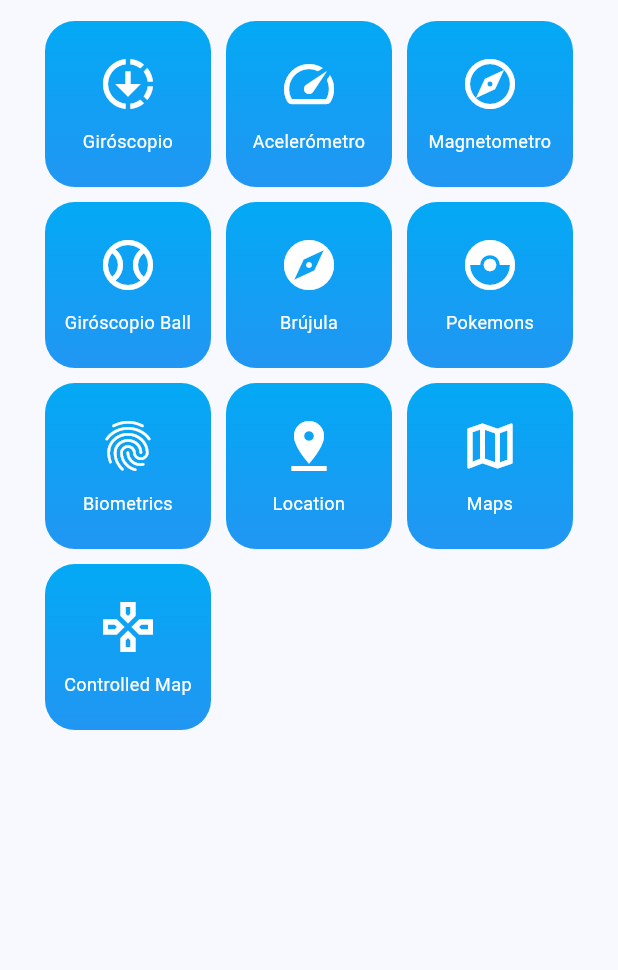
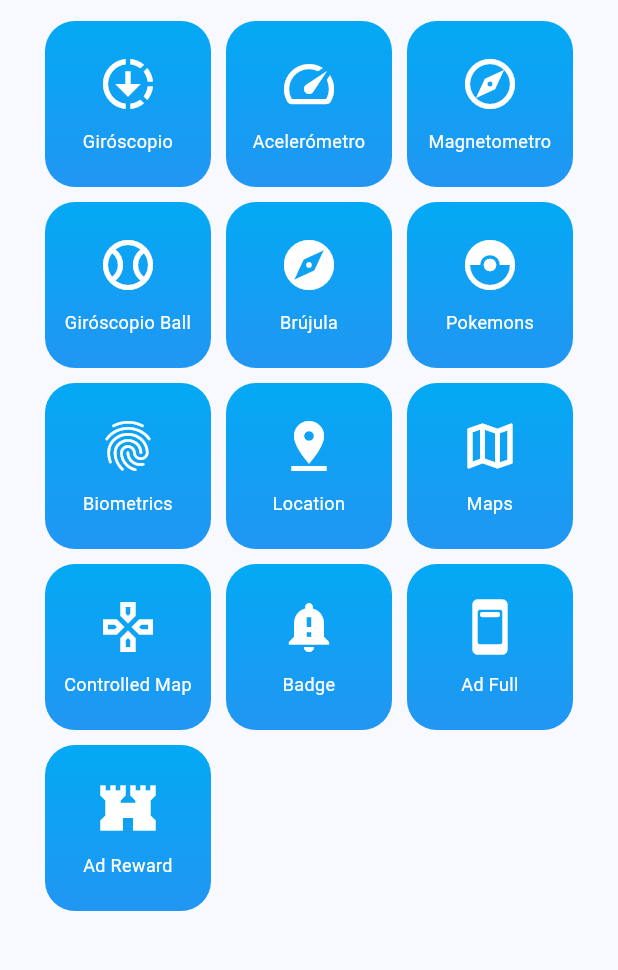
Before and after one commit to DanielDevHN/miscelaneos-flutter, a Flutter app: the screen it shows after launch, on a phone screen of 412 x 824 dp, the part 63-1033 px from its top. Run offline on Flutter 3.47's test engine with Material 2 defaults, Android fonts, the phone set to English and light mode, and no system bars; our stand-ins replace dio, flutter_compass, flutter_riverpod, geolocator, go_router, google_fonts and 8 more; missing offline and left inert: flutter_app_badger, quick_actions.

Commit message:
Add menu items to navigate to ad screens

```diff
--- a/lib/presentation/widgets/shared/main_menu.dart
+++ b/lib/presentation/widgets/shared/main_menu.dart
@@ -27,6 +27,13 @@ final menuItems = <MenuItem>[
   const MenuItem('Location', Icons.pin_drop, '/location'),
   const MenuItem('Maps', Icons.map_outlined, '/maps'),
   const MenuItem('Controlled Map', Icons.gamepad_outlined, '/controlled-map'),
+
+  //Badge
+  const MenuItem('Badge', Icons.notification_important, '/badge'),
+
+  //Ads
+  const MenuItem('Ad Full', Icons.ad_units_rounded, '/ad-fullscreen'),
+  const MenuItem('Ad Reward', Icons.fort_sharp, '/ad-rewarded'),
 ];
 
 class MainMenu extends StatelessWidget {
@@ -84,6 +91,7 @@ class HomeMenuItem extends StatelessWidget {
             const SizedBox(height: 10),
             Text(title,
                 textAlign: TextAlign.center,
+                overflow: TextOverflow.ellipsis,
                 style: const TextStyle(color: Colors.white, fontSize: 12)),
           ],
         ),
```
